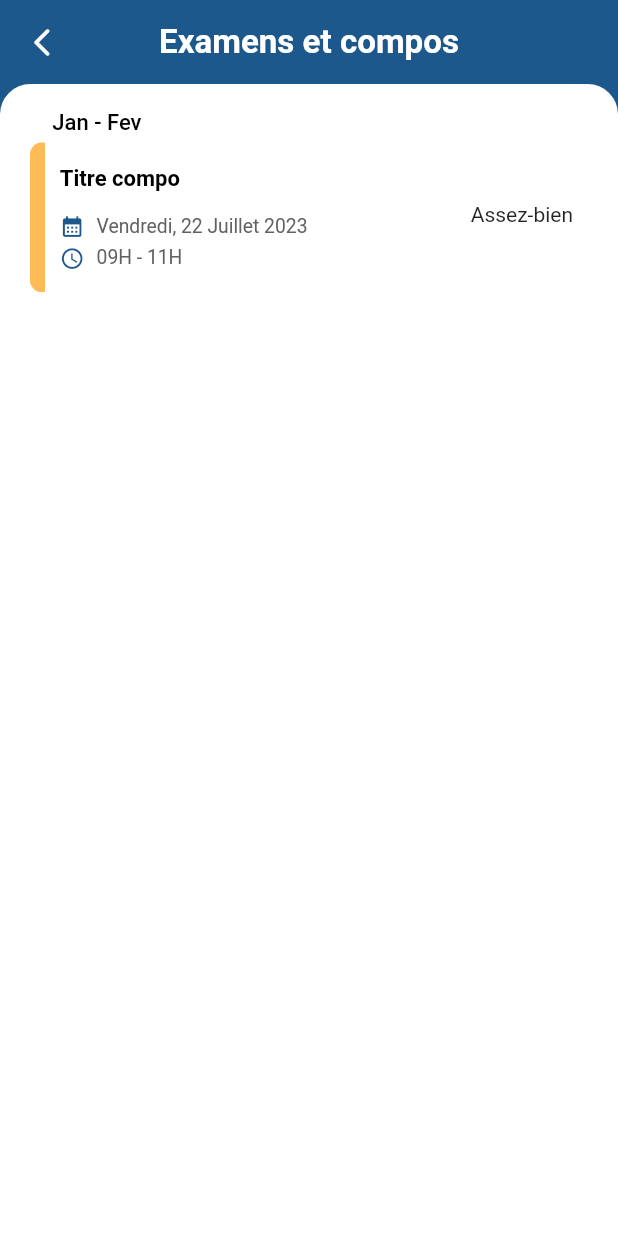
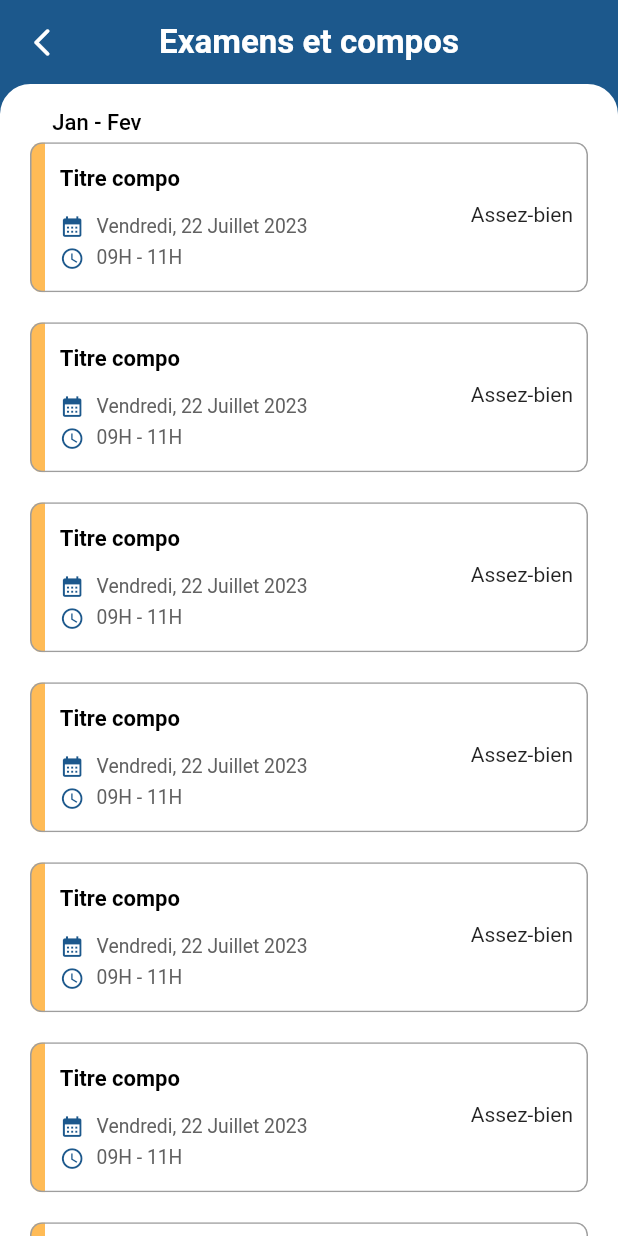
Before and after one commit to Keldy7/flutter_scolarApp, a Flutter app: the ExamenScreen screen opened by its route, on a phone screen of 412 x 824 dp. Run offline on Flutter 3.47's test engine with Material 2 defaults, Android fonts, the phone set to English and light mode, and no system bars; our stand-ins replace carousel_slider, dotted_border, figma_squircle, file_picker, flutter_screenutil, flutter_svg and 7 more; accounts and stored records are empty; Roboto replaces fonts that are missing (Montserrat).

Commit message:
Listing statique des examens et compos

```diff
--- a/lib/app/ui/screens/exams/exams_screen.dart
+++ b/lib/app/ui/screens/exams/exams_screen.dart
@@ -35,8 +35,13 @@ class _ExamenScreenState extends State<ExamenScreen> {
                 20.h.verticalSpace,
                 //janv-feb text
                 buildTitles(context, "Jan - Fev"),
-                Card(
+                Column(
+                  children: List.generate(7, (int _) {
+                    return Card(
                         shape: RoundedRectangleBorder(
+                          side: BorderSide(
+                            color: greyColor
+                          ),
                             borderRadius: BorderRadius.circular(8)),
                         clipBehavior: Clip.antiAliasWithSaveLayer,
                         elevation: 0,
@@ -60,8 +65,10 @@ class _ExamenScreenState extends State<ExamenScreen> {
                                   10.w.horizontalSpace,
                                   Expanded(
                                     child: Column(
-                                  crossAxisAlignment: CrossAxisAlignment.start,
-                                  mainAxisAlignment: MainAxisAlignment.center,
+                                      crossAxisAlignment:
+                                          CrossAxisAlignment.start,
+                                      mainAxisAlignment:
+                                          MainAxisAlignment.center,
                                       children: [
                                         getCustomFont(
                                             "Titre compo", 16, blackColor, 2,
@@ -93,8 +100,8 @@ class _ExamenScreenState extends State<ExamenScreen> {
                                               color: accentColor,
                                             ),
                                             8.w.horizontalSpace,
-                                        getCustomFont(
-                                            "09H - 11H", 14, greyFontColor, 1),
+                                            getCustomFont("09H - 11H", 14,
+                                                greyFontColor, 1),
                                           ],
                                         ),
                                       ],
@@ -112,7 +119,9 @@ class _ExamenScreenState extends State<ExamenScreen> {
                                   ).paddingOnly(right: 10)
                                 ],
                               )),
-                    ))
+                        )).paddingOnly(bottom: 10);
+                  }),
+                )
               ],
             ))
           ],
```
Lines whose indentation alone changed are shown as unchanged.
